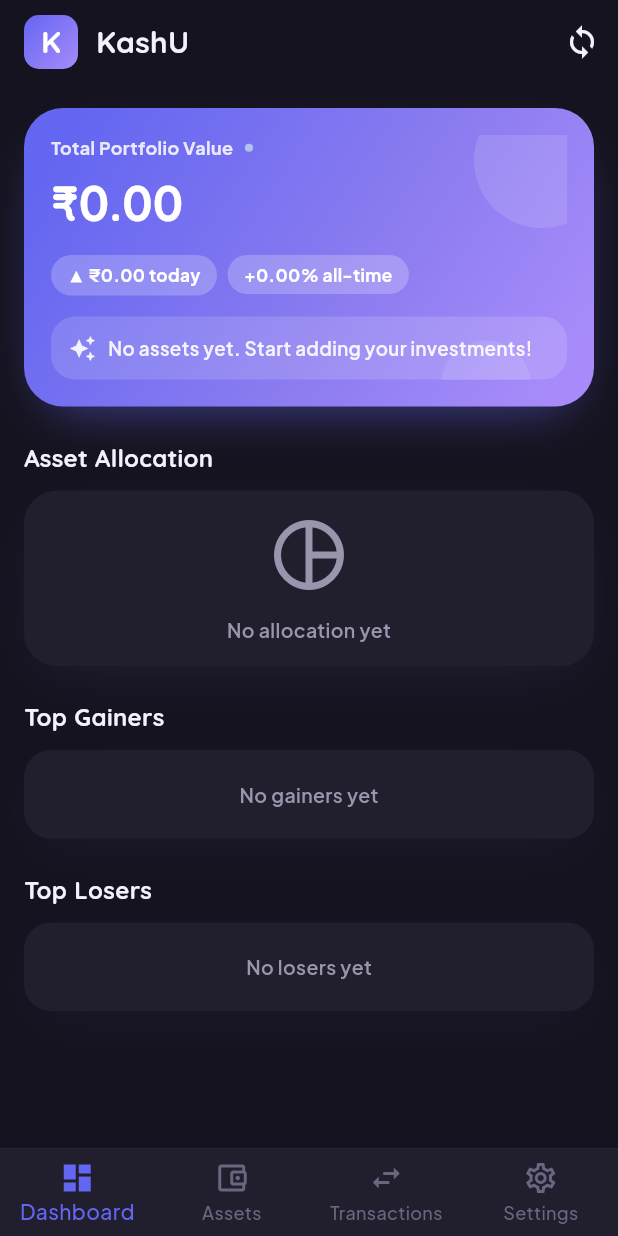
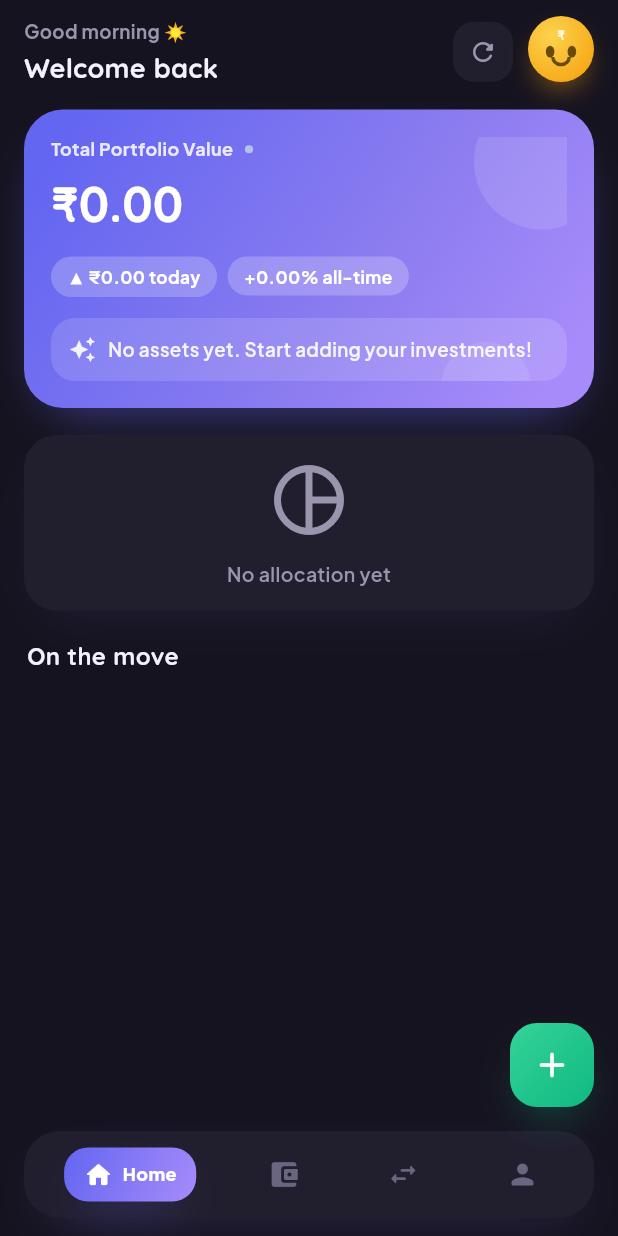
Before and after one commit to kapeleshh/kashU, a Flutter app: the screen it shows after launch, after a tap on "Skip", on a phone screen of 412 x 824 dp. Run offline on Flutter 3.47's test engine with Material 3 defaults, Android fonts, the phone set to English and light mode, and no system bars; our stand-ins replace csv, fl_chart, flutter_riverpod, flutter_secure_storage, google_fonts, hive and 6 more; missing offline and left inert: home_widget; accounts and stored records are empty.

Commit message:
feat(dashboard): rebuild dashboard with C·Soft direction
Greeting + coin-mascot header, indigo→lavender hero card, "Your mix"
donut with legend, soft holding cards, a floating gradient bottom nav
and a mint FAB. Preserves the existing price-refresh flow (timestamp
persistence + best-effort home-screen widget update) and surfaces the
stale-price hint in the new header.

Co-Authored-By: Claude Opus 4.8 (1M context) <noreply@anthropic.com>

```diff
--- a/lib/features/dashboard/dashboard_screen.dart
+++ b/lib/features/dashboard/dashboard_screen.dart
@@ -4,13 +4,16 @@ import 'package:hive_flutter/hive_flutter.dart';
 
 import '../../core/constants/app_colors.dart';
 import '../../core/constants/app_constants.dart';
-import '../../core/constants/app_strings.dart';
+import '../../core/theme/app_decorations.dart';
+import '../../core/theme/app_theme.dart';
 import '../../shared/widgets/portfolio_summary_card.dart';
 import '../../shared/widgets/asset_allocation_chart.dart';
 import '../../shared/widgets/top_performers_list.dart';
+import '../../shared/widgets/coin_mascot.dart';
 import '../../shared/providers/portfolio_provider.dart';
 import '../../services/widget_update_service.dart';
 import '../assets/assets_screen.dart';
+import '../assets/add_asset_screen.dart';
 import '../transactions/transactions_screen.dart';
 import '../settings/settings_screen.dart';
 
@@ -60,6 +63,7 @@ Future<void> _doRefreshPrices(WidgetRef ref, BuildContext context) async {
           action: result.hasErrors
               ? SnackBarAction(
                   label: 'Details',
+                  textColor: Colors.white,
                   onPressed: () => _showErrorDetails(context, result.errors),
                 )
               : null,
@@ -77,6 +81,13 @@ String _formatTime(DateTime dt) {
   if (diff.inSeconds < 60) return 'Just now';
   if (diff.inMinutes < 60) return '${diff.inMinutes}m ago';
   return '${dt.hour.toString().padLeft(2, '0')}:${dt.minute.toString().padLeft(2, '0')}';
+}
+
+({String text, String emoji}) _greeting() {
+  final h = DateTime.now().hour;
+  if (h < 12) return (text: 'Good morning', emoji: '☀️');
+  if (h < 17) return (text: 'Good afternoon', emoji: '🌤️');
+  return (text: 'Good evening', emoji: '🌙');
 }
 
 void _showErrorDetails(BuildContext context, List<String> errors) {
@@ -116,60 +127,39 @@ class DashboardScreen extends ConsumerStatefulWidget {
 class _DashboardScreenState extends ConsumerState<DashboardScreen> {
   int _currentIndex = 0;
 
-  final List<Widget> _screens = [
-    const _DashboardContent(),
-    const AssetsScreen(),
-    const TransactionsScreen(),
-    const SettingsScreen(),
+  final List<Widget> _screens = const [
+    _DashboardContent(),
+    AssetsScreen(),
+    TransactionsScreen(),
+    SettingsScreen(),
   ];
+
+  Future<void> _openAddAsset() async {
+    await Navigator.of(context).push(
+      MaterialPageRoute(builder: (_) => const AddAssetScreen()),
+    );
+    ref.invalidate(allAssetsProvider);
+    ref.invalidate(portfolioSummaryProvider);
+  }
 
   @override
   Widget build(BuildContext context) {
     return Scaffold(
-      body: IndexedStack(
-        index: _currentIndex,
-        children: _screens,
-      ),
-      bottomNavigationBar: Container(
-        decoration: BoxDecoration(
-          color: AppColors.surface,
-          border: Border(
-            top: BorderSide(
-              color: AppColors.divider,
-              width: 0.5,
-            ),
-          ),
-        ),
-        child: BottomNavigationBar(
+      body: IndexedStack(index: _currentIndex, children: _screens),
+      // The dashboard owns the global "add" FAB; other tabs keep their own.
+      floatingActionButton:
+          _currentIndex == 0 ? _SoftFab(onTap: _openAddAsset) : null,
+      bottomNavigationBar: _SoftBottomNav(
         currentIndex: _currentIndex,
-          onTap: (index) => setState(() => _currentIndex = index),
-          items: const [
-            BottomNavigationBarItem(
-              icon: Icon(Icons.dashboard_outlined),
-              activeIcon: Icon(Icons.dashboard),
-              label: AppStrings.dashboard,
-            ),
-            BottomNavigationBarItem(
-              icon: Icon(Icons.account_balance_wallet_outlined),
-              activeIcon: Icon(Icons.account_balance_wallet),
-              label: AppStrings.assets,
-            ),
-            BottomNavigationBarItem(
-              icon: Icon(Icons.swap_horiz_outlined),
-              activeIcon: Icon(Icons.swap_horiz),
-              label: AppStrings.transactions,
-            ),
-            BottomNavigationBarItem(
-              icon: Icon(Icons.settings_outlined),
-              activeIcon: Icon(Icons.settings),
-              label: AppStrings.settings,
-            ),
-          ],
-        ),
+        onTap: (i) => setState(() => _currentIndex = i),
       ),
     );
   }
 }
+
+// ─────────────────────────────────────────────────────────────────────────────
+// Dashboard content
+// ─────────────────────────────────────────────────────────────────────────────
 
 class _DashboardContent extends ConsumerWidget {
   const _DashboardContent();
@@ -180,195 +170,336 @@ class _DashboardContent extends ConsumerWidget {
     final isRefreshing = ref.watch(isRefreshingPricesProvider);
     final lastResult = ref.watch(lastRefreshResultProvider);
     final isPriceStale = ref.watch(isPriceStaleProvider);
+    final greeting = _greeting();
 
     return SafeArea(
-      child: CustomScrollView(
-        slivers: [
-          // App Bar
-          SliverAppBar(
-            floating: true,
-            title: Row(
+      bottom: false,
+      child: RefreshIndicator(
+        color: AppColors.primary,
+        onRefresh: () => _doRefreshPrices(ref, context),
+        child: ListView(
+          physics: const AlwaysScrollableScrollPhysics(),
+          padding: const EdgeInsets.fromLTRB(16, 12, 16, 130),
           children: [
-                Container(
-                  width: 36,
-                  height: 36,
-                  decoration: BoxDecoration(
-                    gradient: AppColors.primaryGradient,
-                    borderRadius: BorderRadius.circular(10),
-                  ),
-                  child: const Center(
-                    child: Text(
-                      'K',
-                      style: TextStyle(
-                        color: Colors.white,
-                        fontSize: 20,
-                        fontWeight: FontWeight.bold,
+            // Header
+            Row(
+              children: [
+                Expanded(
+                  child: Column(
+                    crossAxisAlignment: CrossAxisAlignment.start,
+                    children: [
+                      Text(
+                        '${greeting.text} ${greeting.emoji}',
+                        style: AppTheme.body(
+                          size: 12.5,
+                          weight: FontWeight.w700,
+                          color: AppColors.textSecondaryOn(context),
                         ),
                       ),
-                  ),
-                ),
-                const SizedBox(width: 12),
-                const Text(
-                  AppStrings.appName,
-                  style: TextStyle(fontWeight: FontWeight.bold),
-                ),
-              ],
-            ),
-            actions: [
-              // Refresh Prices button
-              isRefreshing
-                  ? const Padding(
-                      padding: EdgeInsets.all(12),
-                      child: SizedBox(
-                        width: 20,
-                        height: 20,
-                        child: CircularProgressIndicator(
-                          strokeWidth: 2,
-                          color: Colors.white,
-                        ),
-                      ),
-                    )
-                  : IconButton(
-                      icon: const Icon(Icons.sync),
-                      tooltip: 'Refresh Prices',
-                      onPressed: () => _doRefreshPrices(ref, context),
-                    ),
-            ],
-          ),
-
-          // Stale price warning (prices older than 4 h, no active refresh result)
-          if (isPriceStale && lastResult == null)
-            SliverToBoxAdapter(
-              child: Container(
-                color: AppColors.warning.withValues(alpha: 0.12),
-                padding:
-                    const EdgeInsets.symmetric(horizontal: 16, vertical: 6),
-                child: Row(
-                  children: [
-                    Icon(Icons.access_time_outlined,
-                        size: 14, color: AppColors.warning),
-                    const SizedBox(width: 6),
+                      const SizedBox(height: 2),
                       Text(
-                      'Prices may be outdated — tap \u27f3 to refresh',
-                      style: TextStyle(
-                          fontSize: 12, color: AppColors.warning),
+                        'Welcome back',
+                        style: Theme.of(context).textTheme.headlineSmall,
                       ),
                     ],
                   ),
                 ),
+                _RefreshButton(
+                  isRefreshing: isRefreshing,
+                  onTap: () => _doRefreshPrices(ref, context),
+                ),
+                const SizedBox(width: 10),
+                const CoinMascot(),
+              ],
             ),
 
-          // Last updated banner
-          if (lastResult != null)
-            SliverToBoxAdapter(
-              child: Container(
-                color: lastResult.hasErrors
-                    ? AppColors.error.withValues(alpha: 0.1)
-                    : AppColors.success.withValues(alpha: 0.1),
-                padding:
-                    const EdgeInsets.symmetric(horizontal: 16, vertical: 6),
-                child: Row(
-                  children: [
-                    Icon(
-                      lastResult.hasErrors
-                          ? Icons.warning_amber_outlined
-                          : Icons.check_circle_outline,
-                      size: 14,
+            // Last refresh result, or a stale-price hint if we've never shown one.
+            if (lastResult != null) ...[
+              const SizedBox(height: 10),
+              _StatusPill(
+                icon: lastResult.hasErrors
+                    ? Icons.warning_amber_rounded
+                    : Icons.check_circle_rounded,
                 color: lastResult.hasErrors
                     ? AppColors.error
-                          : AppColors.success,
+                    : AppColors.gainOn(context),
+                text: lastResult.summary,
+                trailing: _formatTime(lastResult.completedAt),
+                onTap: lastResult.hasErrors
+                    ? () => _showErrorDetails(context, lastResult.errors)
+                    : null,
               ),
-                    const SizedBox(width: 6),
-                    Text(
-                      lastResult.summary,
-                      style: TextStyle(
-                        fontSize: 12,
-                        color: lastResult.hasErrors
-                            ? AppColors.error
-                            : AppColors.success,
-                      ),
-                    ),
-                    const Spacer(),
-                    Text(
-                      _formatTime(lastResult.completedAt),
-                      style: TextStyle(
-                        fontSize: 11,
-                        color: AppColors.textTertiary,
-                      ),
+            ] else if (isPriceStale) ...[
+              const SizedBox(height: 10),
+              _StatusPill(
+                icon: Icons.schedule_rounded,
+                color: AppColors.warning,
+                text: 'Prices may be out of date — pull to refresh',
               ),
             ],
-                ),
-              ),
-            ),
 
-          // Content
-          SliverPadding(
-            padding: const EdgeInsets.all(16),
-            sliver: SliverList(
-              delegate: SliverChildListDelegate([
-                // Portfolio Summary Card
+            const SizedBox(height: 16),
+
+            // Hero
             portfolioAsync.when(
               data: (summary) => PortfolioSummaryCard(summary: summary),
               loading: () => const PortfolioSummaryCard.loading(),
               error: (e, _) => PortfolioSummaryCard.error(e.toString()),
             ),
 
-                const SizedBox(height: 24),
+            const SizedBox(height: 18),
 
-                // Asset Allocation Section
-                Text(
-                  AppStrings.assetAllocation,
-                  style: Theme.of(context).textTheme.titleLarge,
-                ),
-                const SizedBox(height: 12),
+            // Your mix
             portfolioAsync.when(
               data: (summary) => AssetAllocationChart(
                 allocation: summary.assetAllocation,
+                totalValue: summary.totalValue,
+                assetCount: summary.totalAssets,
               ),
               loading: () => const AssetAllocationChart.loading(),
               error: (e, _) => const SizedBox.shrink(),
             ),
 
-                const SizedBox(height: 24),
+            const SizedBox(height: 20),
 
-                // Top Gainers
-                Text(
-                  AppStrings.topGainers,
-                  style: Theme.of(context).textTheme.titleLarge,
-                ),
-                const SizedBox(height: 12),
+            // On the move (gainers)
+            _SectionTitle('On the move'),
+            const SizedBox(height: 11),
             portfolioAsync.when(
-                  data: (summary) => TopPerformersList(
-                    assets: summary.topGainers,
-                    isGainers: true,
-                  ),
+              data: (summary) => summary.topGainers.isEmpty
+                  ? const SizedBox.shrink()
+                  : TopPerformersList(
+                      assets: summary.topGainers, isGainers: true),
               loading: () => const TopPerformersList.loading(),
               error: (e, _) => const SizedBox.shrink(),
             ),
 
-                const SizedBox(height: 24),
+            // Cooling off (losers) — only when there are any
+            portfolioAsync.maybeWhen(
+              data: (summary) => summary.topLosers.isEmpty
+                  ? const SizedBox.shrink()
+                  : Column(
+                      crossAxisAlignment: CrossAxisAlignment.start,
+                      children: [
+                        const SizedBox(height: 20),
+                        _SectionTitle('Cooling off'),
+                        const SizedBox(height: 11),
+                        TopPerformersList(
+                            assets: summary.topLosers, isGainers: false),
+                      ],
+                    ),
+              orElse: () => const SizedBox.shrink(),
+            ),
+          ],
+        ),
+      ),
+    );
+  }
+}
 
-                // Top Losers
+class _SectionTitle extends StatelessWidget {
+  final String text;
+  const _SectionTitle(this.text);
+
+  @override
+  Widget build(BuildContext context) {
+    return Padding(
+      padding: const EdgeInsets.only(left: 2),
+      child: Text(text, style: Theme.of(context).textTheme.titleLarge),
+    );
+  }
+}
+
+class _RefreshButton extends StatelessWidget {
+  final bool isRefreshing;
+  final VoidCallback onTap;
+  const _RefreshButton({required this.isRefreshing, required this.onTap});
+
+  @override
+  Widget build(BuildContext context) {
+    return Material(
+      color: Theme.of(context).colorScheme.surface,
+      shape: RoundedRectangleBorder(
+        borderRadius: BorderRadius.circular(AppRadii.avatar),
+      ),
+      clipBehavior: Clip.antiAlias,
+      child: InkWell(
+        onTap: isRefreshing ? null : onTap,
+        child: SizedBox(
+          width: 40,
+          height: 40,
+          child: isRefreshing
+              ? const Padding(
+                  padding: EdgeInsets.all(11),
+                  child: CircularProgressIndicator(
+                      strokeWidth: 2.2, color: AppColors.primary),
+                )
+              : Icon(Icons.refresh_rounded,
+                  size: 20, color: AppColors.textSecondaryOn(context)),
+        ),
+      ),
+    );
+  }
+}
+
+/// A soft status pill (last-refresh summary, or a stale-price hint).
+class _StatusPill extends StatelessWidget {
+  final IconData icon;
+  final Color color;
+  final String text;
+  final String? trailing;
+  final VoidCallback? onTap;
+
+  const _StatusPill({
+    required this.icon,
+    required this.color,
+    required this.text,
+    this.trailing,
+    this.onTap,
+  });
+
+  @override
+  Widget build(BuildContext context) {
+    return GestureDetector(
+      onTap: onTap,
+      child: Container(
+        padding: const EdgeInsets.symmetric(horizontal: 12, vertical: 8),
+        decoration: BoxDecoration(
+          color: color.withValues(alpha: 0.12),
+          borderRadius: BorderRadius.circular(AppRadii.small),
+        ),
+        child: Row(
+          children: [
+            Icon(icon, size: 14, color: color),
+            const SizedBox(width: 6),
+            Expanded(
+              child: Text(
+                text,
+                maxLines: 1,
+                overflow: TextOverflow.ellipsis,
+                style:
+                    AppTheme.body(size: 12, weight: FontWeight.w600, color: color),
+              ),
+            ),
+            if (trailing != null)
               Text(
-                  AppStrings.topLosers,
-                  style: Theme.of(context).textTheme.titleLarge,
-                ),
-                const SizedBox(height: 12),
-                portfolioAsync.when(
-                  data: (summary) => TopPerformersList(
-                    assets: summary.topLosers,
-                    isGainers: false,
-                  ),
-                  loading: () => const TopPerformersList.loading(),
-                  error: (e, _) => const SizedBox.shrink(),
-                ),
-
-                const SizedBox(height: 100),
-              ]),
+                trailing!,
+                style: AppTheme.body(
+                  size: 11,
+                  color: AppColors.textTertiaryOn(context),
                 ),
               ),
           ],
         ),
+      ),
     );
   }
 }
+
+// ─────────────────────────────────────────────────────────────────────────────
+// Floating bottom navigation + FAB
+// ─────────────────────────────────────────────────────────────────────────────
+
+class _SoftBottomNav extends StatelessWidget {
+  final int currentIndex;
+  final ValueChanged<int> onTap;
+
+  const _SoftBottomNav({required this.currentIndex, required this.onTap});
+
+  static const _items = [
+    (icon: Icons.home_rounded, label: 'Home'),
+    (icon: Icons.account_balance_wallet_rounded, label: 'Assets'),
+    (icon: Icons.swap_horiz_rounded, label: 'Activity'),
+    (icon: Icons.person_rounded, label: 'Profile'),
+  ];
+
+  @override
+  Widget build(BuildContext context) {
+    return SafeArea(
+      top: false,
+      child: Padding(
+        padding: const EdgeInsets.fromLTRB(16, 0, 16, 12),
+        child: Container(
+          height: 58,
+          padding: const EdgeInsets.symmetric(horizontal: 8),
+          decoration: BoxDecoration(
+            color: Theme.of(context).colorScheme.surface,
+            borderRadius: BorderRadius.circular(AppRadii.nav),
+            boxShadow: AppShadows.soft(opacity: 0.30, y: 12, blur: 26),
+          ),
+          child: Row(
+            mainAxisAlignment: MainAxisAlignment.spaceAround,
+            children: [
+              for (var i = 0; i < _items.length; i++) _navItem(context, i),
+            ],
+          ),
+        ),
+      ),
+    );
+  }
+
+  Widget _navItem(BuildContext context, int i) {
+    final item = _items[i];
+    final selected = i == currentIndex;
+    return GestureDetector(
+      behavior: HitTestBehavior.opaque,
+      onTap: () => onTap(i),
+      child: AnimatedContainer(
+        duration: const Duration(milliseconds: 220),
+        curve: Curves.easeOut,
+        padding:
+            EdgeInsets.symmetric(horizontal: selected ? 13 : 10, vertical: 8),
+        decoration: BoxDecoration(
+          gradient: selected ? AppColors.primaryGradient : null,
+          borderRadius: BorderRadius.circular(AppRadii.small),
+          boxShadow:
+              selected ? AppShadows.glow(AppColors.primary, opacity: 0.45) : null,
+        ),
+        child: Row(
+          children: [
+            Icon(
+              item.icon,
+              size: selected ? 20 : 22,
+              color: selected ? Colors.white : AppColors.textTertiaryOn(context),
+            ),
+            if (selected) ...[
+              const SizedBox(width: 6),
+              Text(
+                item.label,
+                style: AppTheme.body(
+                    size: 12, weight: FontWeight.w800, color: Colors.white),
+              ),
+            ],
+          ],
+        ),
+      ),
+    );
+  }
+}
+
+class _SoftFab extends StatelessWidget {
+  final VoidCallback onTap;
+  const _SoftFab({required this.onTap});
+
+  @override
+  Widget build(BuildContext context) {
+    // endFloat already clears the bottom nav; no extra lift needed.
+    return Container(
+      width: 56,
+      height: 56,
+      decoration: BoxDecoration(
+        gradient: AppColors.mintGradient,
+        borderRadius: BorderRadius.circular(18),
+        boxShadow: AppShadows.glow(const Color(0xFF10B981), opacity: 0.6),
+      ),
+      child: Material(
+        color: Colors.transparent,
+        child: InkWell(
+          borderRadius: BorderRadius.circular(18),
+          onTap: onTap,
+          child: const Icon(Icons.add_rounded, color: Colors.white, size: 28),
+        ),
+      ),
+    );
+  }
+}
--- /dev/null
+++ b/lib/shared/widgets/coin_mascot.dart
@@ -0,0 +1,113 @@
+import 'package:flutter/material.dart';
+import '../../core/theme/app_theme.dart';
+
+/// The KashU coin-buddy — a small gentle-bobbing gold coin with a ₹ and a
+/// friendly face. Pure-Flutter (no assets), used in the dashboard header.
+class CoinMascot extends StatefulWidget {
+  final double size;
+  const CoinMascot({super.key, this.size = 44});
+
+  @override
+  State<CoinMascot> createState() => _CoinMascotState();
+}
+
+class _CoinMascotState extends State<CoinMascot>
+    with SingleTickerProviderStateMixin {
+  late final AnimationController _c = AnimationController(
+    vsync: this,
+    duration: const Duration(seconds: 3),
+  )..repeat(reverse: true);
+
+  @override
+  void dispose() {
+    _c.dispose();
+    super.dispose();
+  }
+
+  @override
+  Widget build(BuildContext context) {
+    final s = widget.size;
+    return AnimatedBuilder(
+      animation: _c,
+      builder: (context, child) => Transform.translate(
+        offset: Offset(0, -5 * _c.value),
+        child: child,
+      ),
+      child: SizedBox(
+        width: s,
+        height: s,
+        child: Stack(
+          alignment: Alignment.center,
+          children: [
+            // coin body
+            Container(
+              decoration: BoxDecoration(
+                shape: BoxShape.circle,
+                gradient: const RadialGradient(
+                  center: Alignment(-0.3, -0.4),
+                  radius: 0.95,
+                  colors: [Color(0xFFFCD34D), Color(0xFFF59E0B)],
+                ),
+                boxShadow: [
+                  BoxShadow(
+                    color: const Color(0xFFF59E0B).withValues(alpha: 0.55),
+                    blurRadius: 16,
+                    offset: const Offset(0, 9),
+                    spreadRadius: -6,
+                  ),
+                ],
+              ),
+            ),
+            // ₹ mark
+            Positioned(
+              top: s * 0.13,
+              child: Text(
+                '₹',
+                style: AppTheme.heading(
+                  size: s * 0.21,
+                  color: Colors.white.withValues(alpha: 0.85),
+                ),
+              ),
+            ),
+            // eyes
+            Positioned(
+              top: s * 0.45,
+              left: s * 0.27,
+              child: _eye(s),
+            ),
+            Positioned(
+              top: s * 0.45,
+              right: s * 0.27,
+              child: _eye(s),
+            ),
+            // smile
+            Positioned(
+              top: s * 0.62,
+              child: Container(
+                width: s * 0.30,
+                height: s * 0.14,
+                decoration: const BoxDecoration(
+                  border: Border(
+                    bottom: BorderSide(color: Color(0xFF6B4A08), width: 2.2),
+                    left: BorderSide(color: Color(0xFF6B4A08), width: 2.2),
+                    right: BorderSide(color: Color(0xFF6B4A08), width: 2.2),
+                  ),
+                  borderRadius: BorderRadius.vertical(bottom: Radius.circular(11)),
+                ),
+              ),
+            ),
+          ],
+        ),
+      ),
+    );
+  }
+
+  Widget _eye(double s) => Container(
+        width: s * 0.13,
+        height: s * 0.18,
+        decoration: const BoxDecoration(
+          color: Color(0xFF6B4A08),
+          borderRadius: BorderRadius.all(Radius.elliptical(6, 8)),
+        ),
+      );
+}
```
Lines whose indentation alone changed are shown as unchanged.
